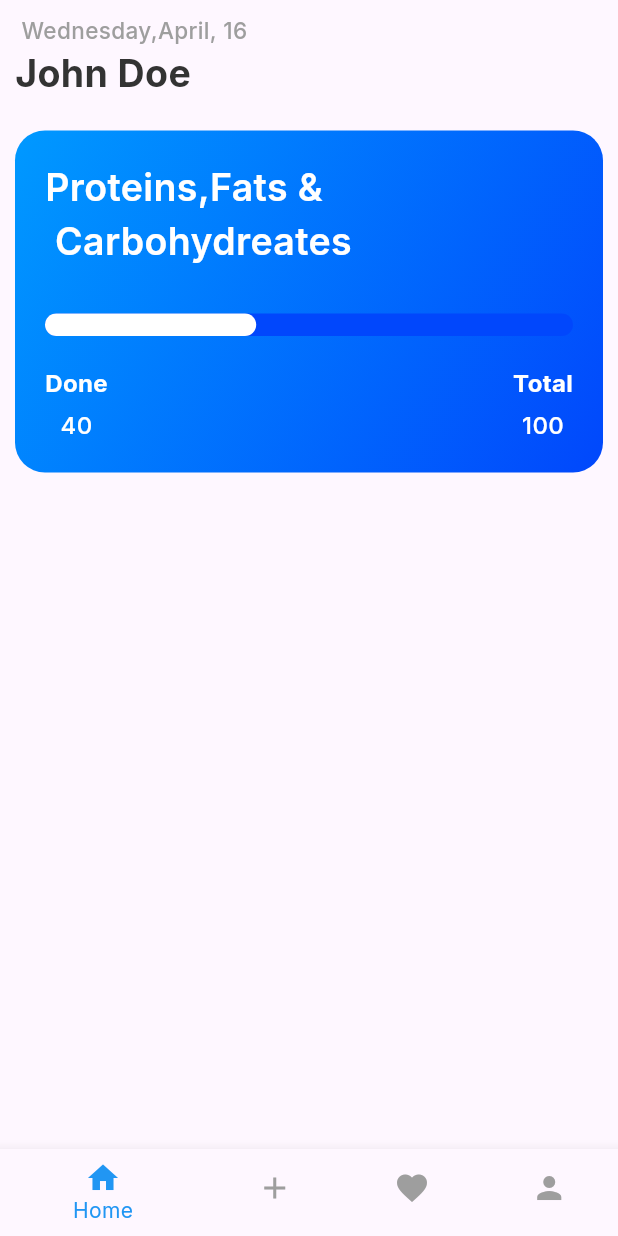
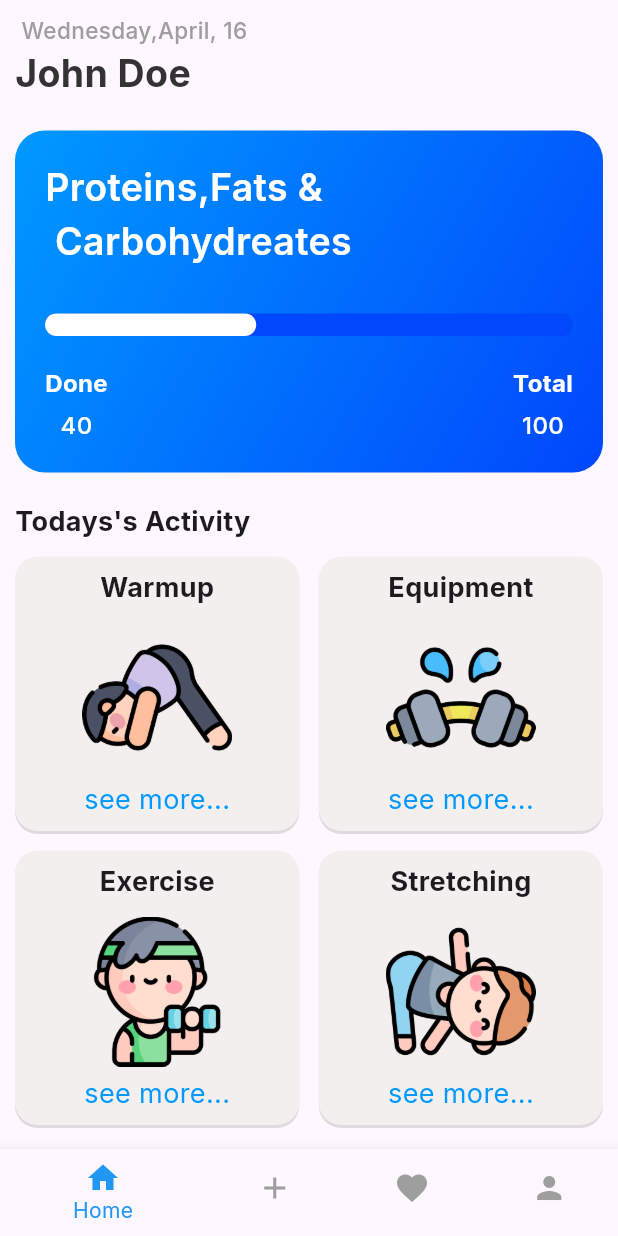
Before and after one commit to IKDewaraja/FlutterGuide, a Flutter app: the screen it shows after launch, on a phone screen of 412 x 824 dp. Run offline on Flutter 3.47's test engine with Material 3 defaults, Android fonts, the phone set to English and light mode, and no system bars; our stand-ins replace google_fonts.

Commit message:
home page-reusable cards

```diff
--- a/workout_planner/lib/constants/colors.dart
+++ b/workout_planner/lib/constants/colors.dart
@@ -1,6 +1,7 @@
 import 'package:flutter/material.dart';
 
 const kSubtitleColor = Colors.grey;
+const kCardBgColor = Color.fromARGB(255, 243, 239, 239);
 const kMainWhiteColor = Colors.white;
 const kMainColor = Color(0XFF0099FF);
 const kMainBlackColor = Color(0XFF333333);
--- a/workout_planner/lib/pages/home_page.dart
+++ b/workout_planner/lib/pages/home_page.dart
@@ -4,6 +4,7 @@ import 'package:workout_planner/constants/colors.dart';
 import 'package:workout_planner/constants/responsive.dart';
 import 'package:workout_planner/data/user_data.dart';
 import 'package:workout_planner/widgets/progress_card.dart';
+import 'package:workout_planner/widgets/exercice_card.dart';
 
 class HomePage extends StatefulWidget {
   const HomePage({super.key});
@@ -58,6 +59,58 @@ class _HomePageState extends State<HomePage> {
                   progressValue: 0.4,
                   total: 100,
                 ),
+
+                        SizedBox(height: 20),
+
+                   Text("Todays's Activity",
+                  style: TextStyle(
+                    fontSize: 18,
+                    fontWeight: FontWeight.bold,
+
+                    ),
+                      ),
+
+                      SizedBox(height: 10),
+
+                      Row(
+                        mainAxisAlignment: MainAxisAlignment.spaceBetween,
+                        children: [
+                          ExerciseCard(
+                            title: 'Warmup',
+                            description: 'see more...',
+                            imageUrl: 'assets/images/exercises/downward-facing.png',
+
+                          ),
+
+                              ExerciseCard(
+                            title: 'Equipment',
+                            description: 'see more...',
+                            imageUrl: 'assets/images/equipments/dumbbells2.png',
+
+                          ),
+                        ],
+                      ),
+                      SizedBox(height: 13),
+
+
+                      Row(
+                        mainAxisAlignment: MainAxisAlignment.spaceBetween,
+                        children: [
+                          ExerciseCard(
+                            title: 'Exercise',
+                            description: 'see more...',
+                            imageUrl: 'assets/images/exercises/dragging.png',
+
+                          ),
+
+                              ExerciseCard(
+                            title: 'Stretching',
+                            description: 'see more...',
+                            imageUrl: 'assets/images/exercises/triangle.png',
+
+                          ),
+                        ],
+                      ),
               ],
             ),
           ),
--- /dev/null
+++ b/workout_planner/lib/widgets/exercice_card.dart
@@ -0,0 +1,73 @@
+import 'package:flutter/material.dart';
+import 'package:workout_planner/constants/colors.dart';
+
+
+class ExerciseCard extends StatelessWidget {
+
+  final String title;
+  final String imageUrl;
+  final String description;
+  const ExerciseCard({
+    super.key,
+
+    required this.title,
+    required this.imageUrl,
+     required this.description
+     }
+     );
+
+  @override
+  Widget build(BuildContext context) {
+    return Container(
+      width: MediaQuery.of(context).size.width * 0.46,
+
+      decoration: BoxDecoration(
+
+        color:kCardBgColor ,
+        borderRadius: BorderRadius.circular(15),
+        boxShadow: [
+          BoxShadow(
+            color:Colors.black12,
+
+            offset:  Offset(0, 2),
+
+          ),
+        ],
+
+
+      ),
+      child: Padding(
+        padding: const EdgeInsets.all(8.0),
+        child: Column(
+          children: [
+
+
+            Text(title,style: TextStyle(fontSize: 18,
+            fontWeight: FontWeight.bold,
+            ),
+            ),
+            SizedBox(height: 10,
+            ),
+
+            Image.asset(
+              imageUrl,
+            width:100,
+            fit: BoxFit.cover,
+            ),
+
+                        SizedBox(height: 5,
+            ),
+
+             Text(description,
+             style: TextStyle(fontSize: 18,
+            fontWeight: FontWeight.normal,
+            color: kMainColor,
+            ),
+            ),
+
+        ],
+        ),
+      ),
+    );
+  }
+}
```
